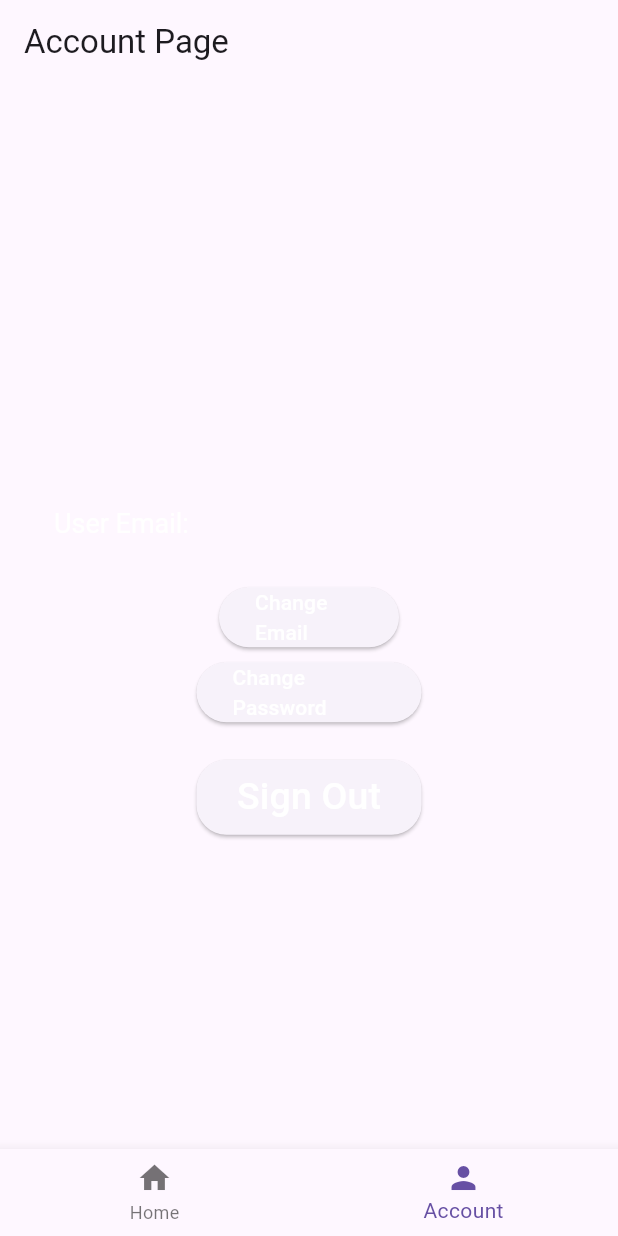
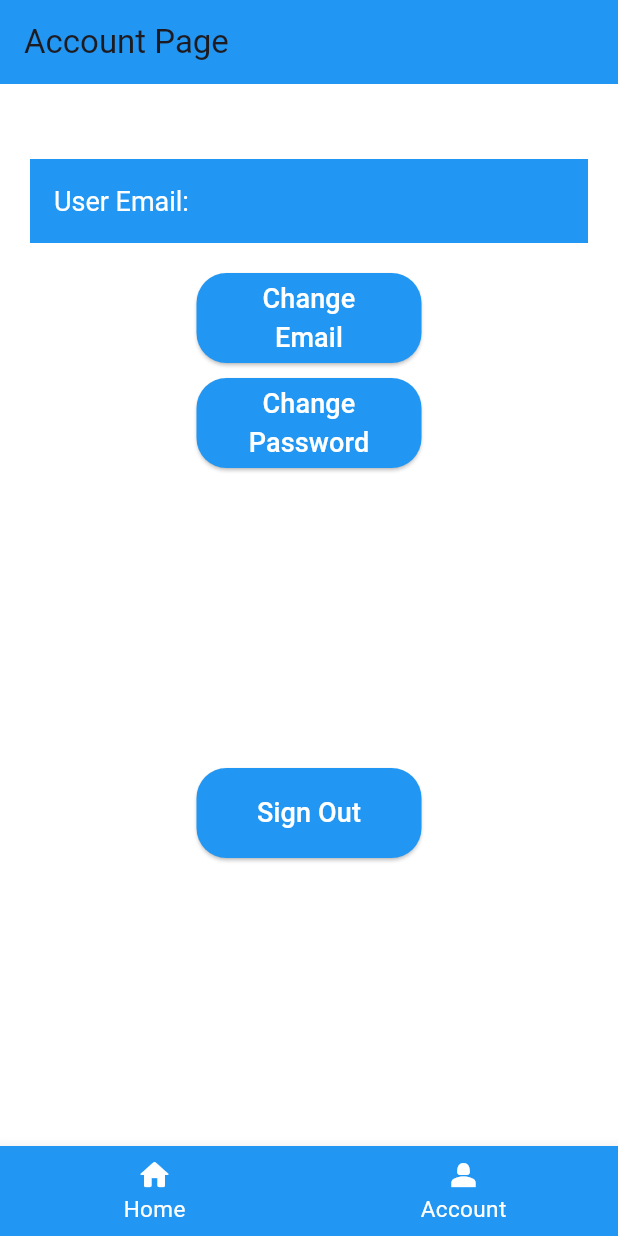
Before and after one commit to AmalSresh/PlanUp, a Flutter app: the screen it shows once a user with an empty profile is signed in, item 2 of the bottom bar chosen, after a tap on "Sign Out", on a phone screen of 412 x 824 dp. Run offline on Flutter 3.47's test engine with Material 3 defaults, Android fonts, the phone set to English and light mode, and no system bars; our stand-ins replace firebase_auth, firebase_core, flutter_signin_button, google_sign_in; accounts and stored records are empty.

Commit message:
UI updates for homepage and account page.

```diff
--- a/lib/pages/account_page.dart
+++ b/lib/pages/account_page.dart
@@ -22,25 +22,29 @@ class _UserAccountState extends State<UserAccount> {
   @override
   Widget build(BuildContext context) {
     return  Scaffold(
+      backgroundColor: Colors.white,
       appBar: AppBar(
-
+        backgroundColor: Colors.blue,
         title: const Text("Account Page")
       ),
       body: SafeArea(
-        child: Center(
+       // child: Center(
          child: SingleChildScrollView(
             padding: const EdgeInsets.all(10),
 
+            child: Container(
+
+              child: Align(
+                alignment: Alignment.topCenter,
                 child: Column(
                   children: [
-
-
-              const SizedBox(height: 45,),
+                    const SizedBox(height: 30),
 
                     // User email and change email option
                     Padding(
-                  padding: const EdgeInsets.all(10.0),
+                      padding: const EdgeInsets.all(10),
                       child: AppBar(
+                        backgroundColor: Colors.blue,
                         title:  Text("User Email: " + user.email!,
                             style: TextStyle(
                               fontSize: 18.0,
@@ -51,12 +55,12 @@ class _UserAccountState extends State<UserAccount> {
                       ),
 
 
-                const SizedBox(height: 5,),
+                    const SizedBox(height: 10,),
 
                     //change email button
                     SizedBox(
-                  width: 120,
-                  height: 40,
+                      width: 150,
+                      height: 60,
                       child: ElevatedButton(
                           onPressed: () {
                             Navigator.push(
@@ -69,12 +73,14 @@ class _UserAccountState extends State<UserAccount> {
                             );
                           },
                           child: Text("Change Email",
+                              textAlign: TextAlign.center,
                               style: TextStyle(
-                            fontSize: 14.0,
+                                fontSize: 18.0,
                                 color: Colors.white,
-                          )
+                              ),
                           ),
                           style: ElevatedButton.styleFrom(
+                              backgroundColor: Colors.blue,
                               shape: RoundedRectangleBorder(
                                 borderRadius: BorderRadius.circular(20),
                               )
@@ -87,9 +93,9 @@ class _UserAccountState extends State<UserAccount> {
                   // Change password button
                     SizedBox(
                       width: 150,
-                  height: 40,
+                      height: 60,
                       child: ElevatedButton(
-                      onPressed: (){
+                          onPressed: () {
                             Navigator.push(
                               context,
                               MaterialPageRoute(
@@ -100,12 +106,14 @@ class _UserAccountState extends State<UserAccount> {
                             );
                           },
                           child: Text("Change Password",
+                            textAlign: TextAlign.center,
                             style: TextStyle(
-                            fontSize: 14.0,
+                              fontSize: 18.0,
                               color: Colors.white,
-                          ))
-                      ,
+                            ),
+                          ),
                           style: ElevatedButton.styleFrom(
+                              backgroundColor: Colors.blue,
                               shape: RoundedRectangleBorder(
                                 borderRadius: BorderRadius.circular(20),
                               )
@@ -113,22 +121,23 @@ class _UserAccountState extends State<UserAccount> {
                       ),
                     ),
 
-                const SizedBox(height: 25,),
+                    const SizedBox(height: 200,),
 
                     //sign out
                     SizedBox(
                       width: 150,
-                  height: 50,
+                      height: 60,
                       child: ElevatedButton(
                           onPressed: signUserOut,
-                      child: Text(
-                          "Sign Out",
+                          child: Text("Sign Out",
+                            textAlign: TextAlign.center,
                             style: TextStyle(
-                        fontSize: 25.0,
+                              fontSize: 18.0,
                               color: Colors.white,
-                        )
+                            ),
                           ),
                           style: ElevatedButton.styleFrom(
+                              backgroundColor: Colors.blue,
                               shape: RoundedRectangleBorder(
                                 borderRadius: BorderRadius.circular(20),
                               )
@@ -141,6 +150,8 @@ class _UserAccountState extends State<UserAccount> {
               ),
             ),
           ),
+
+      ),
     );
 
   }
--- a/lib/pages/home_page.dart
+++ b/lib/pages/home_page.dart
@@ -21,7 +21,9 @@ class HomePage extends StatelessWidget {
   @override
   Widget build(BuildContext context) {
     return Scaffold(
+      backgroundColor: Colors.white,
       appBar: AppBar(
+        backgroundColor: Colors.blue,
         title: const Text("Home Page"),
       ),
       body: Center(
@@ -38,6 +40,7 @@ class HomePage extends StatelessWidget {
         )
       ),
       floatingActionButton: FloatingActionButton.large(
+        backgroundColor: Colors.blue,
         onPressed: () {
           Navigator.push(
             context,
@@ -47,6 +50,9 @@ class HomePage extends StatelessWidget {
         child: const Text(
           'Take Quick Survey',
           textAlign: TextAlign.center,
+          style: TextStyle(
+            color: Colors.white,
+          )
         ),
       ),
     );
--- a/lib/pages/page_directory.dart
+++ b/lib/pages/page_directory.dart
@@ -1,4 +1,3 @@
-import 'package:cpsc_362_project/pages/change_password_page.dart';
 import 'package:flutter/material.dart';
 import 'package:cpsc_362_project/pages/account_page.dart';
 import 'package:cpsc_362_project/pages/home_page.dart';
@@ -32,11 +31,39 @@ class _PageDirectory extends State<PageDirectory>{
     return Scaffold(
       body: _pages[_selectedIndex],
        bottomNavigationBar: BottomNavigationBar(
+         backgroundColor: Colors.blue,
          currentIndex: _selectedIndex,
          onTap: _navigateBottomBar,
+         selectedItemColor: Colors.white,
+         unselectedItemColor: Colors.white,
+         selectedFontSize: 15,
+         unselectedFontSize: 15,
          items: const [
-           BottomNavigationBarItem(icon: Icon(Icons.home), label: "Home"),
-           BottomNavigationBarItem(icon: Icon(Icons.person), label: "Account"),
+           BottomNavigationBarItem(
+             activeIcon:
+              Icon(
+               Icons.home,
+               color: Colors.white,
+              ),
+                icon:
+                    Icon(Icons.home_rounded,
+                    color: Colors.white,
+
+                    ),
+                    label: "Home",
+           ),
+           BottomNavigationBarItem(
+             activeIcon:
+             Icon(
+               Icons.person_2,
+               color: Colors.white,
+             ),
+             icon:
+             Icon(Icons.person_2,
+               color: Colors.white,
+             ),
+             label: "Account",
+           ),
          ],
        ),
     );
--- a/pubspec.yaml
+++ b/pubspec.yaml
@@ -30,11 +30,11 @@ environment:
 dependencies:
   firebase_auth: ^4.11.1
   firebase_core: ^2.19.0
-  http: ^1.1.2
   flutter:
     sdk: flutter
   flutter_signin_button: ^2.0.0
   fluttertoast: ^8.2.2
+  http: ^1.1.0
   google_sign_in: ^6.1.6
   dart_openai: ^5.0.0
 
```
Also changed, not shown: pubspec.lock, 1 other file. Lines whose indentation alone changed are shown as unchanged.
